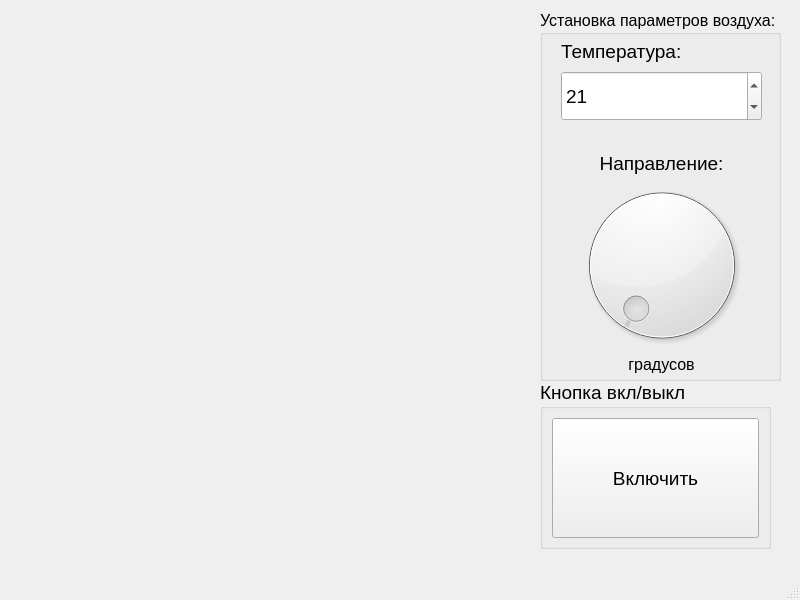
StariyDedushka/conditioning-controls, file ui/mainwindow.ui: the form before one commit.
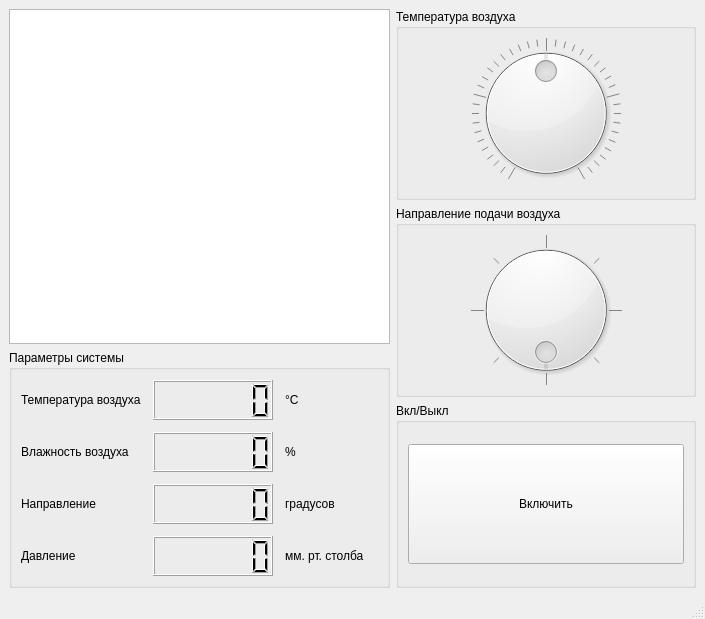
The form after the commit.

```diff
--- a/ui/mainwindow.ui
+++ b/ui/mainwindow.ui
@@ -6,199 +6,354 @@
    <rect>
     <x>0</x>
     <y>0</y>
-    <width>800</width>
-    <height>600</height>
+    <width>705</width>
+    <height>619</height>
    </rect>
   </property>
   <property name="windowTitle">
    <string>MainWindow</string>
   </property>
   <widget class="QWidget" name="centralwidget">
-   <widget class="QGroupBox" name="groupBox">
-    <property name="geometry">
-     <rect>
-      <x>540</x>
-      <y>10</y>
-      <width>241</width>
-      <height>371</height>
-     </rect>
-    </property>
-    <property name="font">
-     <font>
-      <pointsize>12</pointsize>
-     </font>
-    </property>
-    <property name="title">
-     <string>Установка параметров воздуха:</string>
-    </property>
-    <widget class="QWidget" name="">
-     <property name="geometry">
-      <rect>
-       <x>1</x>
-       <y>28</y>
-       <width>241</width>
-       <height>336</height>
-      </rect>
-     </property>
-     <layout class="QVBoxLayout" name="verticalLayout_3">
-      <property name="leftMargin">
-       <number>20</number>
-      </property>
-      <property name="rightMargin">
-       <number>20</number>
-      </property>
+   <layout class="QHBoxLayout" name="horizontalLayout_2">
+    <item>
+     <layout class="QHBoxLayout" name="horizontalLayout">
       <item>
-       <layout class="QVBoxLayout" name="verticalLayout">
+       <layout class="QVBoxLayout" name="verticalLayout_3">
         <item>
-         <widget class="QLabel" name="label">
-          <property name="font">
-           <font>
-            <pointsize>14</pointsize>
-           </font>
-          </property>
-          <property name="text">
-           <string>Температура:</string>
-          </property>
-          <property name="alignment">
-           <set>Qt::AlignLeading|Qt::AlignLeft|Qt::AlignVCenter</set>
-          </property>
-         </widget>
+         <widget class="QGraphicsView" name="graphicsView"/>
         </item>
         <item>
-         <widget class="QSpinBox" name="spinBox">
+         <widget class="QGroupBox" name="groupBox_status">
           <property name="minimumSize">
            <size>
-            <width>120</width>
-            <height>50</height>
-           </size>
-          </property>
-          <property name="font">
-           <font>
-            <pointsize>14</pointsize>
-           </font>
-          </property>
-          <property name="minimum">
-           <number>0</number>
-          </property>
-          <property name="maximum">
-           <number>50</number>
-          </property>
-          <property name="value">
-           <number>21</number>
-          </property>
-         </widget>
-        </item>
-       </layout>
-      </item>
-      <item>
-       <layout class="QVBoxLayout" name="verticalLayout_2">
-        <property name="spacing">
-         <number>0</number>
-        </property>
-        <property name="topMargin">
-         <number>25</number>
-        </property>
-        <item>
-         <widget class="QLabel" name="label_2">
-          <property name="font">
-           <font>
-            <pointsize>14</pointsize>
-           </font>
-          </property>
-          <property name="text">
-           <string>Направление:</string>
-          </property>
-          <property name="alignment">
-           <set>Qt::AlignCenter</set>
-          </property>
-          <property name="margin">
-           <number>0</number>
-          </property>
-          <property name="indent">
-           <number>-1</number>
-          </property>
-         </widget>
-        </item>
-        <item>
-         <widget class="QDial" name="dial">
-          <property name="minimumSize">
-           <size>
-            <width>180</width>
+            <width>0</width>
             <height>180</height>
            </size>
           </property>
+          <property name="title">
+           <string>Параметры системы</string>
+          </property>
+          <layout class="QHBoxLayout" name="horizontalLayout_6">
+           <property name="spacing">
+            <number>12</number>
+           </property>
+           <property name="topMargin">
+            <number>10</number>
+           </property>
+           <item>
+            <layout class="QGridLayout" name="gridLayout">
+             <item row="0" column="2">
+              <widget class="QLabel" name="label_temperature">
+               <property name="minimumSize">
+                <size>
+                 <width>0</width>
+                 <height>30</height>
+                </size>
+               </property>
+               <property name="text">
+                <string>°C</string>
+               </property>
+              </widget>
+             </item>
+             <item row="2" column="2">
+              <widget class="QLabel" name="label_angle">
+               <property name="minimumSize">
+                <size>
+                 <width>0</width>
+                 <height>30</height>
+                </size>
+               </property>
+               <property name="text">
+                <string>градусов</string>
+               </property>
+              </widget>
+             </item>
+             <item row="1" column="1">
+              <widget class="QLCDNumber" name="display_humidity">
+               <property name="minimumSize">
+                <size>
+                 <width>0</width>
+                 <height>40</height>
+                </size>
+               </property>
+               <property name="digitCount">
+                <number>6</number>
+               </property>
+              </widget>
+             </item>
+             <item row="2" column="1">
+              <widget class="QLCDNumber" name="display_angle">
+               <property name="minimumSize">
+                <size>
+                 <width>0</width>
+                 <height>40</height>
+                </size>
+               </property>
+               <property name="font">
+                <font>
+                 <pointsize>12</pointsize>
+                </font>
+               </property>
+               <property name="digitCount">
+                <number>6</number>
+               </property>
+              </widget>
+             </item>
+             <item row="1" column="2">
+              <widget class="QLabel" name="label_humidity">
+               <property name="minimumSize">
+                <size>
+                 <width>0</width>
+                 <height>30</height>
+                </size>
+               </property>
+               <property name="text">
+                <string>%</string>
+               </property>
+              </widget>
+             </item>
+             <item row="3" column="2">
+              <widget class="QLabel" name="label_pressure">
+               <property name="minimumSize">
+                <size>
+                 <width>0</width>
+                 <height>30</height>
+                </size>
+               </property>
+               <property name="text">
+                <string>мм. рт. столба</string>
+               </property>
+              </widget>
+             </item>
+             <item row="3" column="1">
+              <widget class="QLCDNumber" name="display_pressure">
+               <property name="minimumSize">
+                <size>
+                 <width>120</width>
+                 <height>40</height>
+                </size>
+               </property>
+               <property name="font">
+                <font>
+                 <pointsize>12</pointsize>
+                </font>
+               </property>
+               <property name="smallDecimalPoint">
+                <bool>false</bool>
+               </property>
+               <property name="digitCount">
+                <number>6</number>
+               </property>
+              </widget>
+             </item>
+             <item row="1" column="0">
+              <widget class="QLabel" name="label_2">
+               <property name="minimumSize">
+                <size>
+                 <width>0</width>
+                 <height>30</height>
+                </size>
+               </property>
+               <property name="text">
+                <string>Влажность воздуха</string>
+               </property>
+              </widget>
+             </item>
+             <item row="2" column="0">
+              <widget class="QLabel" name="label_3">
+               <property name="minimumSize">
+                <size>
+                 <width>0</width>
+                 <height>30</height>
+                </size>
+               </property>
+               <property name="text">
+                <string>Направление</string>
+               </property>
+              </widget>
+             </item>
+             <item row="0" column="0">
+              <widget class="QLabel" name="label">
+               <property name="minimumSize">
+                <size>
+                 <width>0</width>
+                 <height>30</height>
+                </size>
+               </property>
+               <property name="text">
+                <string>Температура воздуха</string>
+               </property>
+              </widget>
+             </item>
+             <item row="0" column="1">
+              <widget class="QLCDNumber" name="display_temp">
+               <property name="minimumSize">
+                <size>
+                 <width>0</width>
+                 <height>40</height>
+                </size>
+               </property>
+               <property name="digitCount">
+                <number>6</number>
+               </property>
+              </widget>
+             </item>
+             <item row="3" column="0">
+              <widget class="QLabel" name="label_4">
+               <property name="minimumSize">
+                <size>
+                 <width>0</width>
+                 <height>30</height>
+                </size>
+               </property>
+               <property name="text">
+                <string>Давление</string>
+               </property>
+              </widget>
+             </item>
+            </layout>
+           </item>
+          </layout>
          </widget>
         </item>
+       </layout>
+      </item>
+      <item>
+       <layout class="QVBoxLayout" name="verticalLayout_2">
         <item>
-         <widget class="QLabel" name="label_3">
-          <property name="text">
-           <string>градусов</string>
+         <widget class="QGroupBox" name="groupBox_temperature">
+          <property name="minimumSize">
+           <size>
+            <width>0</width>
+            <height>170</height>
+           </size>
           </property>
-          <property name="alignment">
-           <set>Qt::AlignCenter</set>
+          <property name="title">
+           <string>Температура воздуха</string>
           </property>
+          <layout class="QHBoxLayout" name="horizontalLayout_4">
+           <item>
+            <widget class="QDial" name="dial_temperature">
+             <property name="minimumSize">
+              <size>
+               <width>150</width>
+               <height>150</height>
+              </size>
+             </property>
+             <property name="minimum">
+              <number>0</number>
+             </property>
+             <property name="maximum">
+              <number>40</number>
+             </property>
+             <property name="pageStep">
+              <number>10</number>
+             </property>
+             <property name="value">
+              <number>20</number>
+             </property>
+             <property name="tracking">
+              <bool>true</bool>
+             </property>
+             <property name="wrapping">
+              <bool>false</bool>
+             </property>
+             <property name="notchTarget">
+              <double>5.000000000000000</double>
+             </property>
+             <property name="notchesVisible">
+              <bool>true</bool>
+             </property>
+            </widget>
+           </item>
+          </layout>
+         </widget>
+        </item>
+        <item>
+         <widget class="QGroupBox" name="groupBox_angle">
+          <property name="minimumSize">
+           <size>
+            <width>300</width>
+            <height>170</height>
+           </size>
+          </property>
+          <property name="title">
+           <string>Направление подачи воздуха</string>
+          </property>
+          <layout class="QHBoxLayout" name="horizontalLayout_3">
+           <item>
+            <widget class="QDial" name="dial_angle">
+             <property name="minimumSize">
+              <size>
+               <width>150</width>
+               <height>150</height>
+              </size>
+             </property>
+             <property name="maximum">
+              <number>360</number>
+             </property>
+             <property name="pageStep">
+              <number>10</number>
+             </property>
+             <property name="sliderPosition">
+              <number>0</number>
+             </property>
+             <property name="invertedAppearance">
+              <bool>false</bool>
+             </property>
+             <property name="wrapping">
+              <bool>true</bool>
+             </property>
+             <property name="notchTarget">
+              <double>45.000000000000000</double>
+             </property>
+             <property name="notchesVisible">
+              <bool>true</bool>
+             </property>
+            </widget>
+           </item>
+          </layout>
+         </widget>
+        </item>
+        <item>
+         <widget class="QGroupBox" name="groupBox_switch">
+          <property name="minimumSize">
+           <size>
+            <width>0</width>
+            <height>120</height>
+           </size>
+          </property>
+          <property name="title">
+           <string>Вкл/Выкл</string>
+          </property>
+          <layout class="QHBoxLayout" name="horizontalLayout_5">
+           <item>
+            <widget class="QPushButton" name="btn_switch">
+             <property name="minimumSize">
+              <size>
+               <width>0</width>
+               <height>120</height>
+              </size>
+             </property>
+             <property name="text">
+              <string>Включить</string>
+             </property>
+             <property name="checkable">
+              <bool>true</bool>
+             </property>
+             <property name="checked">
+              <bool>false</bool>
+             </property>
+            </widget>
+           </item>
+          </layout>
          </widget>
         </item>
        </layout>
       </item>
      </layout>
-    </widget>
-   </widget>
-   <widget class="QGroupBox" name="groupBox_2">
-    <property name="geometry">
-     <rect>
-      <x>540</x>
-      <y>380</y>
-      <width>231</width>
-      <height>169</height>
-     </rect>
-    </property>
-    <property name="font">
-     <font>
-      <pointsize>14</pointsize>
-     </font>
-    </property>
-    <property name="title">
-     <string>Кнопка вкл/выкл</string>
-    </property>
-    <layout class="QVBoxLayout" name="verticalLayout_5">
-     <item>
-      <widget class="QPushButton" name="pushButton">
-       <property name="minimumSize">
-        <size>
-         <width>200</width>
-         <height>120</height>
-        </size>
-       </property>
-       <property name="text">
-        <string>Включить</string>
-       </property>
-      </widget>
-     </item>
-    </layout>
-   </widget>
-   <widget class="QWidget" name="">
-    <property name="geometry">
-     <rect>
-      <x>0</x>
-      <y>0</y>
-      <width>2</width>
-      <height>2</height>
-     </rect>
-    </property>
-    <layout class="QVBoxLayout" name="verticalLayout_4"/>
-   </widget>
-   <widget class="QWidget" name="">
-    <property name="geometry">
-     <rect>
-      <x>0</x>
-      <y>0</y>
-      <width>2</width>
-      <height>2</height>
-     </rect>
-    </property>
-    <layout class="QVBoxLayout" name="verticalLayout_6"/>
-   </widget>
+    </item>
+   </layout>
   </widget>
   <widget class="QMenuBar" name="menubar">
    <property name="geometry">
```
Left out of the diff: 17 changed lines with no effect on the pictures.
